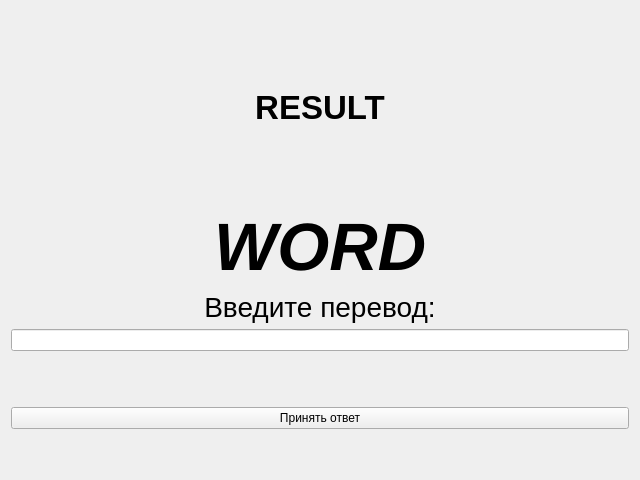
First picture: the form in wordenter.ui, repository M1dNightSIB/Latin_Learn, before the edit.
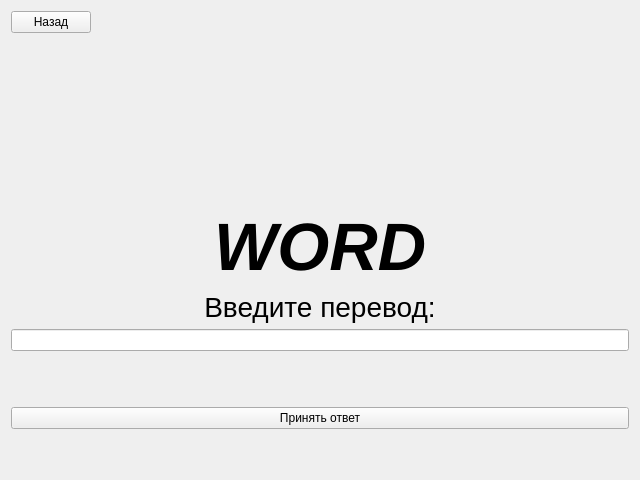
Second picture: the form after the edit.

```diff
--- a/wordenter.ui
+++ b/wordenter.ui
@@ -16,6 +16,30 @@
   <layout class="QGridLayout" name="gridLayout">
    <item row="0" column="0">
     <layout class="QVBoxLayout" name="verticalLayout">
+     <item>
+      <layout class="QGridLayout" name="gridLayout_2">
+       <item row="0" column="0">
+        <widget class="QPushButton" name="back_btn">
+         <property name="text">
+          <string>Назад</string>
+         </property>
+        </widget>
+       </item>
+       <item row="0" column="1">
+        <spacer name="horizontalSpacer">
+         <property name="orientation">
+          <enum>Qt::Horizontal</enum>
+         </property>
+         <property name="sizeHint" stdset="0">
+          <size>
+           <width>40</width>
+           <height>20</height>
+          </size>
+         </property>
+        </spacer>
+       </item>
+      </layout>
+     </item>
      <item>
       <widget class="QLabel" name="result">
        <property name="font">
@@ -29,7 +53,7 @@
         <enum>Qt::LeftToRight</enum>
        </property>
        <property name="text">
-        <string>RESULT</string>
+        <string/>
        </property>
        <property name="alignment">
         <set>Qt::AlignCenter</set>
```
